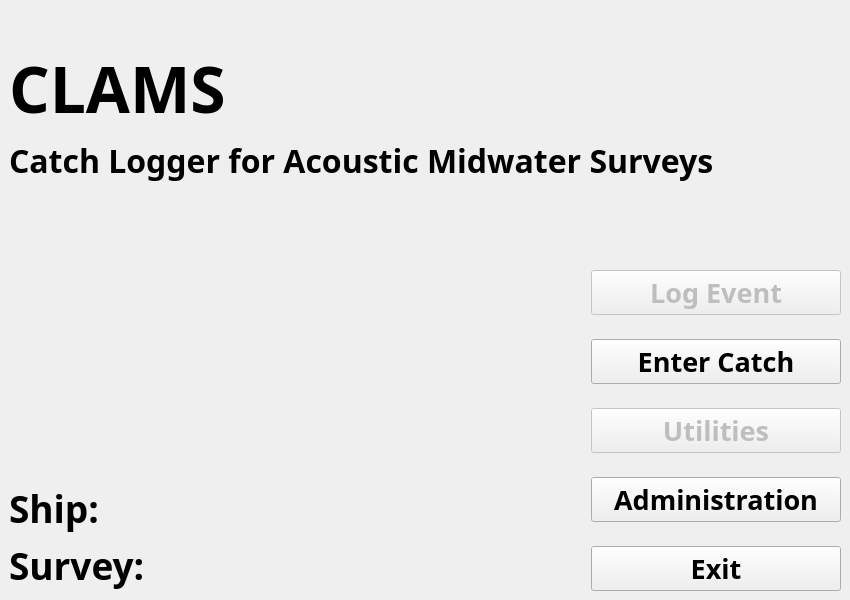
The window that ui/CLAMSMain.ui (guyuhong/CLAMS) describes before a commit, drawn with Qt 5.
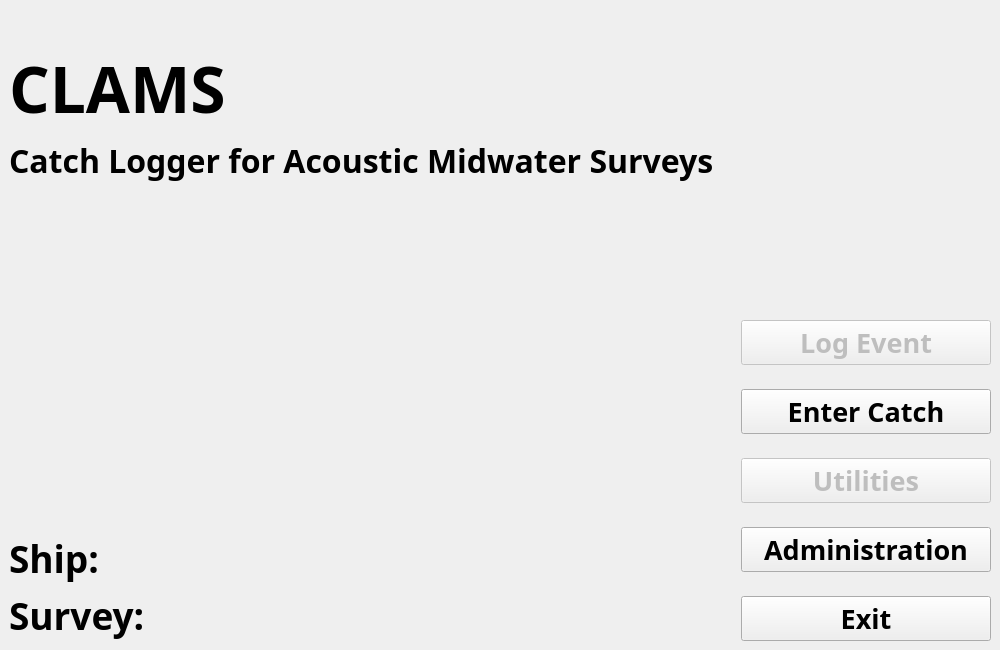
The same window after the commit.

Commit message:
Got CLAMSmain.py running
CLAMSProcess opens, but most all buttons are commented out as those modules have not been updated. Can start working on the individual modules one by one to convert and test.

What changed in the file:
```diff
--- a/ui/CLAMSMain.ui
+++ b/ui/CLAMSMain.ui
@@ -6,8 +6,8 @@
    <rect>
     <x>0</x>
     <y>0</y>
-    <width>850</width>
-    <height>600</height>
+    <width>1000</width>
+    <height>650</height>
    </rect>
   </property>
   <property name="minimumSize">
@@ -40,6 +40,9 @@
       <property name="text">
        <string/>
       </property>
+      <property name="alignment">
+       <set>Qt::AlignRight|Qt::AlignTrailing|Qt::AlignVCenter</set>
+      </property>
      </widget>
     </item>
     <item>
```
The commit also changes 8 other files.
